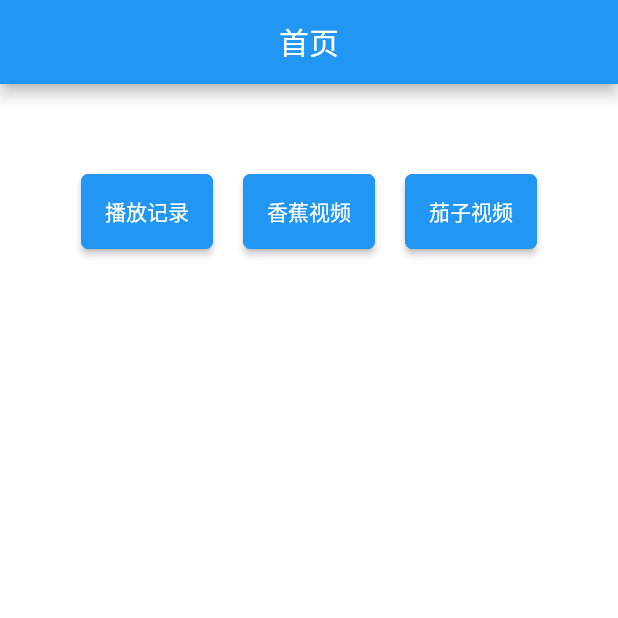
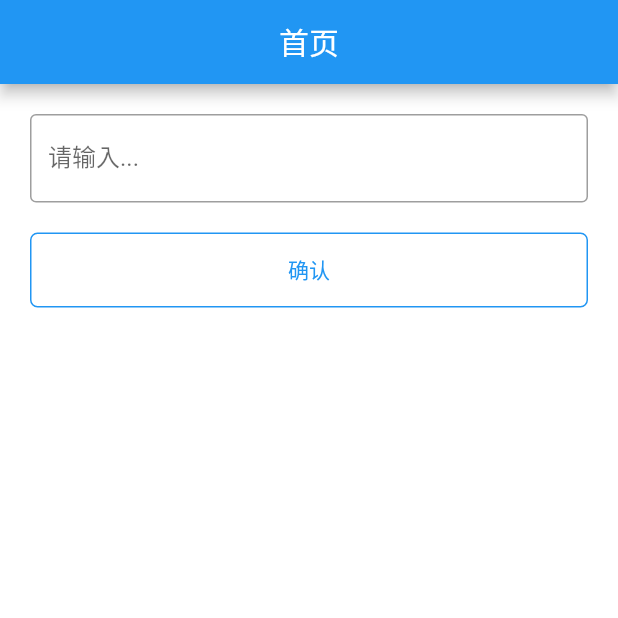
Before and after one commit to jeege/qz-app, a Flutter app: the screen it shows after launch, on a phone screen of 412 x 824 dp, the top half of it. Run offline on Flutter 3.47's test engine with Material 2 defaults, Android fonts, the phone set to English and light mode, and no system bars; our stand-ins replace cached_network_image, dio, fluttertoast, sqflite; missing offline and left inert: flutter_ijkplayer, screen; accounts and stored records are empty.

Commit message:
收藏和入口

```diff
--- a/lib/main.dart
+++ b/lib/main.dart
@@ -1,5 +1,5 @@
 import 'package:flutter/material.dart';
-import 'package:qz_app/pages/nav.dart';
+import 'package:qz_app/pages/auth.dart';
 
 void main() => runApp(MyApp());
 
@@ -12,7 +12,7 @@ class MyApp extends StatelessWidget {
       theme: ThemeData(
         primarySwatch: Colors.blue,
       ),
-      home: NavPage(),
+      home: AuthPage(),
     );
   }
 }
--- /dev/null
+++ b/lib/pages/auth.dart
@@ -0,0 +1,56 @@
+import 'package:flutter/material.dart';
+import 'package:qz_app/components/layout.dart';
+import 'package:qz_app/components/rg_button.dart';
+import 'package:qz_app/pages/nav.dart';
+
+class AuthPage extends StatefulWidget {
+  @override
+  _AuthPageState createState() => _AuthPageState();
+}
+
+class _AuthPageState extends State<AuthPage> {
+  TextEditingController controller;
+  @override
+  void initState() {
+    super.initState();
+    controller = TextEditingController();
+  }
+
+  submit() {
+    if(controller.text == '6666'){
+      Navigator.push(context,
+              MaterialPageRoute(builder: (BuildContext context) => NavPage()));
+    }
+  }
+
+  @override
+  Widget build(BuildContext context) {
+    return PageLayout(
+        title: '首页',
+        body: Container(
+            padding: EdgeInsets.all(20.0),
+            child: Column(
+              children: <Widget>[
+                TextField(
+                  controller: controller,
+                  decoration: InputDecoration(
+                    border: OutlineInputBorder(),
+                    labelText: '请输入...',
+                  ),
+                ),
+                Container(
+                  margin: EdgeInsets.only(top: 20.0),
+                  child: Row(
+                  children: [
+                    Expanded(child:
+                RgButton('确认',
+                onTap: submit,
+                height: 50.0
+                ))
+                  ]
+                ),)
+
+              ],
+            )));
+  }
+}
--- a/lib/pages/nav.dart
+++ b/lib/pages/nav.dart
@@ -60,9 +60,9 @@ class _NavPageState extends State<NavPage> {
                   spacing: 20.0,
                   runSpacing: 20.0,
                   children: <Widget>[
-                    generateBtn('播放记录', TestPage()),
                     generateBtn('香蕉视频', Xiangjiao()),
                     generateBtn('茄子视频', Qiezi()),
+                    generateBtn('收藏记录', TestPage()),
                   ]),
             )));
   }
--- a/lib/pages/test.dart
+++ b/lib/pages/test.dart
@@ -153,7 +153,7 @@ class _TestPageState extends State<TestPage> {
   @override
   Widget build(BuildContext context) {
     return PageLayout(
-        title: '播放历史',
+        title: '收藏记录',
         body: ListView(
           children: generateList(),
         ));
```
Also changed, not shown: lib/pages/video.dart (+38 -8 lines), lib/utils/utils.dart (+13 -6 lines), 1 other file.
